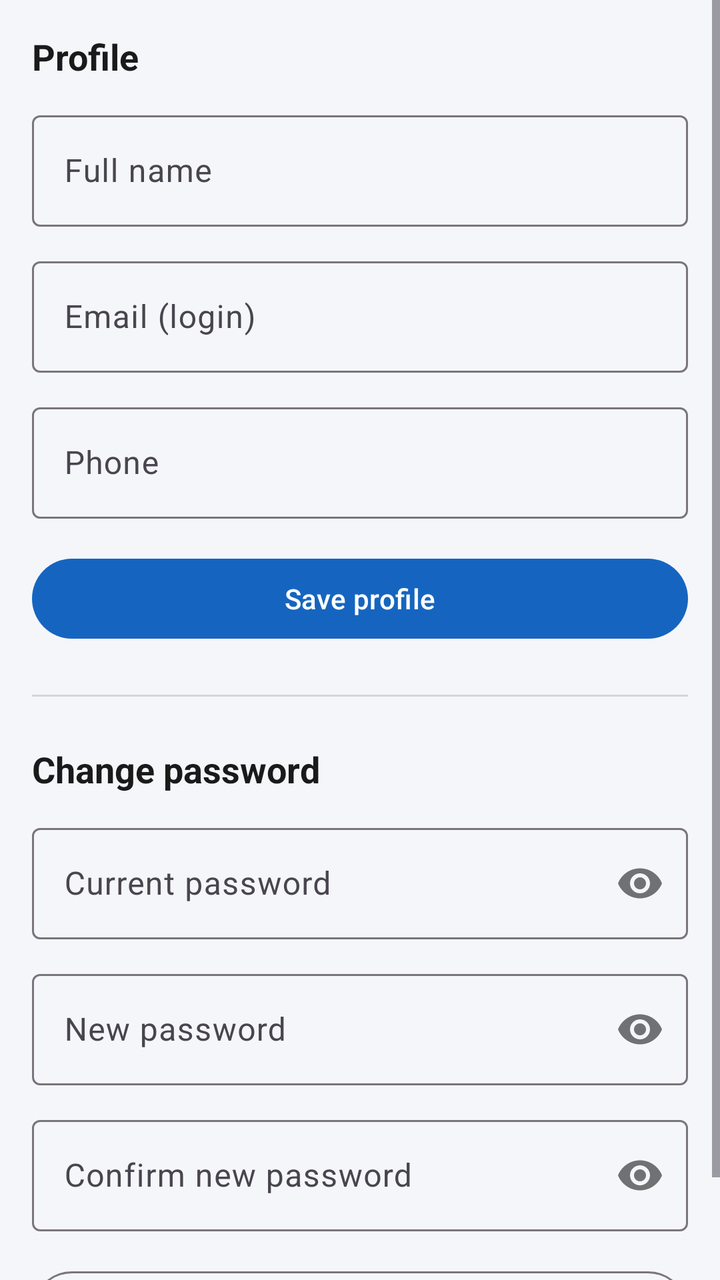
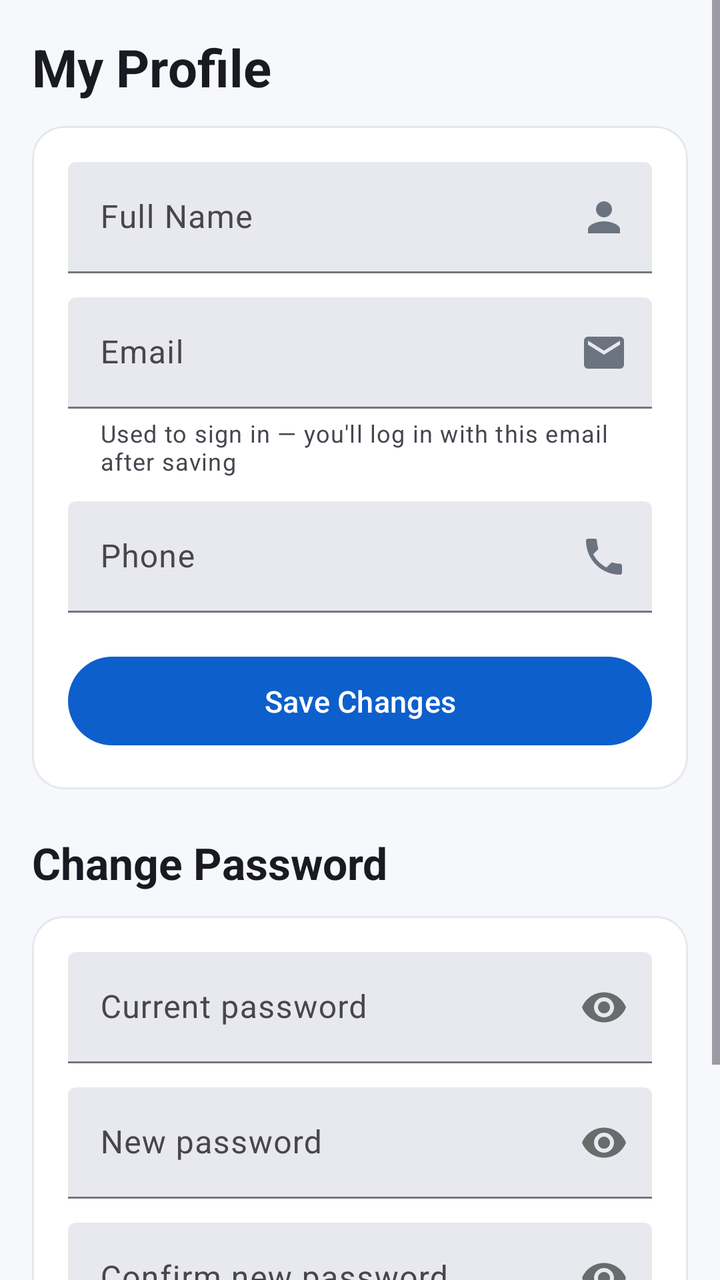

Screens rendered from an Android XML layout before and after an edit, with the pre-edit source and the edit as a unified diff.
<!-- AndroidManifest.xml: application theme Theme.SalesApp -->
<!-- res/layout/fragment_profile.xml -->
<?xml version="1.0" encoding="utf-8"?>
<ScrollView xmlns:android="http://schemas.android.com/apk/res/android"
    xmlns:app="http://schemas.android.com/apk/res-auto"
    android:layout_width="match_parent"
    android:layout_height="match_parent"
    android:background="@color/bg">

    <LinearLayout
        android:layout_width="match_parent"
        android:layout_height="wrap_content"
        android:orientation="vertical"
        android:padding="16dp">

        <TextView
            android:layout_width="wrap_content"
            android:layout_height="wrap_content"
            android:text="Profile"
            android:textStyle="bold"
            android:textSize="18sp"
            android:textColor="@color/text_primary" />

        <com.google.android.material.textfield.TextInputLayout
            style="@style/Widget.Material3.TextInputLayout.OutlinedBox"
            android:layout_width="match_parent"
            android:layout_height="wrap_content"
            android:layout_marginTop="12dp"
            android:hint="Full name">
            <com.google.android.material.textfield.TextInputEditText
                android:id="@+id/etFullName"
                android:layout_width="match_parent"
                android:layout_height="wrap_content"
                android:inputType="textPersonName" />
        </com.google.android.material.textfield.TextInputLayout>

        <com.google.android.material.textfield.TextInputLayout
            style="@style/Widget.Material3.TextInputLayout.OutlinedBox"
            android:layout_width="match_parent"
            android:layout_height="wrap_content"
            android:layout_marginTop="12dp"
            android:hint="Email (login)">
            <com.google.android.material.textfield.TextInputEditText
                android:id="@+id/etEmail"
                android:layout_width="match_parent"
                android:layout_height="wrap_content"
                android:inputType="textEmailAddress" />
        </com.google.android.material.textfield.TextInputLayout>

        <com.google.android.material.textfield.TextInputLayout
            style="@style/Widget.Material3.TextInputLayout.OutlinedBox"
            android:layout_width="match_parent"
            android:layout_height="wrap_content"
            android:layout_marginTop="12dp"
            android:hint="Phone">
            <com.google.android.material.textfield.TextInputEditText
                android:id="@+id/etPhone"
                android:layout_width="match_parent"
                android:layout_height="wrap_content"
                android:inputType="phone" />
        </com.google.android.material.textfield.TextInputLayout>

        <com.google.android.material.button.MaterialButton
            android:id="@+id/btnSaveProfile"
            android:layout_width="match_parent"
            android:layout_height="wrap_content"
            android:layout_marginTop="16dp"
            android:text="Save profile" />

        <View
            android:layout_width="match_parent"
            android:layout_height="1dp"
            android:layout_marginVertical="24dp"
            android:background="#22000000" />

        <TextView
            android:layout_width="wrap_content"
            android:layout_height="wrap_content"
            android:text="Change password"
            android:textStyle="bold"
            android:textSize="18sp"
            android:textColor="@color/text_primary" />

        <com.google.android.material.textfield.TextInputLayout
            style="@style/Widget.Material3.TextInputLayout.OutlinedBox"
            android:layout_width="match_parent"
            android:layout_height="wrap_content"
            android:layout_marginTop="12dp"
            app:passwordToggleEnabled="true"
            android:hint="Current password">
            <com.google.android.material.textfield.TextInputEditText
                android:id="@+id/etCurrent"
                android:layout_width="match_parent"
                android:layout_height="wrap_content"
                android:inputType="textPassword" />
        </com.google.android.material.textfield.TextInputLayout>

        <com.google.android.material.textfield.TextInputLayout
            style="@style/Widget.Material3.TextInputLayout.OutlinedBox"
            android:layout_width="match_parent"
            android:layout_height="wrap_content"
            android:layout_marginTop="12dp"
            app:passwordToggleEnabled="true"
            android:hint="New password">
            <com.google.android.material.textfield.TextInputEditText
                android:id="@+id/etNew"
                android:layout_width="match_parent"
                android:layout_height="wrap_content"
                android:inputType="textPassword" />
        </com.google.android.material.textfield.TextInputLayout>

        <com.google.android.material.textfield.TextInputLayout
            style="@style/Widget.Material3.TextInputLayout.OutlinedBox"
            android:layout_width="match_parent"
            android:layout_height="wrap_content"
            android:layout_marginTop="12dp"
            app:passwordToggleEnabled="true"
            android:hint="Confirm new password">
            <com.google.android.material.textfield.TextInputEditText
                android:id="@+id/etConfirm"
                android:layout_width="match_parent"
                android:layout_height="wrap_content"
                android:inputType="textPassword" />
        </com.google.android.material.textfield.TextInputLayout>

        <com.google.android.material.button.MaterialButton
            android:id="@+id/btnChangePassword"
            style="@style/Widget.Material3.Button.OutlinedButton"
            android:layout_width="match_parent"
            android:layout_height="wrap_content"
            android:layout_marginTop="16dp"
            android:text="Change password" />
    </LinearLayout>
</ScrollView>
<!-- resources referenced by this layout -->
<resources>
  <color name="bg">#FFF5F6FA</color>
  <color name="text_primary">#FF1A1A1A</color>
  <style name="Theme.SalesApp" parent="Theme.Material3.DayNight.NoActionBar">
          <item name="colorPrimary">@color/primary</item>
          <item name="colorPrimaryDark">@color/primary_dark</item>
          <item name="colorPrimaryVariant">@color/primary_variant</item>
          <item name="colorOnPrimary">@color/white</item>
          <item name="colorSecondary">@color/accent</item>
          <item name="colorOnSecondary">@color/white</item>
          <item name="android:statusBarColor">@color/primary_dark</item>
          <item name="android:windowBackground">@color/bg</item>
      </style>
  <color name="primary">#1565C0</color>
  <color name="primary_dark">#0D47A1</color>
  <color name="accent">#FF6D00</color>
  <!-- unchanged entries left out for length: 2 -->
</resources>

<!-- the commit's change to res/layout/fragment_profile.xml (unified diff, before → after) -->
@@ -12,121 +12,164 @@
         android:padding="16dp">
 
         <TextView
+            style="@style/Text.PageTitle"
             android:layout_width="wrap_content"
             android:layout_height="wrap_content"
-            android:text="Profile"
-            android:textStyle="bold"
-            android:textSize="18sp"
-            android:textColor="@color/text_primary" />
+            android:text="My Profile" />
 
-        <com.google.android.material.textfield.TextInputLayout
-            style="@style/Widget.Material3.TextInputLayout.OutlinedBox"
+        <com.google.android.material.card.MaterialCardView
             android:layout_width="match_parent"
             android:layout_height="wrap_content"
             android:layout_marginTop="12dp"
-            android:hint="Full name">
-            <com.google.android.material.textfield.TextInputEditText
-                android:id="@+id/etFullName"
+            app:cardBackgroundColor="@color/surface"
+            app:cardCornerRadius="16dp"
+            app:cardElevation="0dp"
+            app:strokeColor="@color/divider"
+            app:strokeWidth="1dp">
+
+            <LinearLayout
                 android:layout_width="match_parent"
                 android:layout_height="wrap_content"
-                android:inputType="textPersonName" />
-        </com.google.android.material.textfield.TextInputLayout>
+                android:orientation="vertical"
+                android:padding="18dp">
 
-        <com.google.android.material.textfield.TextInputLayout
-            style="@style/Widget.Material3.TextInputLayout.OutlinedBox"
+                <com.google.android.material.textfield.TextInputLayout
+                    style="@style/Widget.Material3.TextInputLayout.FilledBox"
+                    android:layout_width="match_parent"
+                    android:layout_height="wrap_content"
+                    app:boxBackgroundColor="@color/field_grey"
+                    app:endIconMode="custom"
+                    app:endIconDrawable="@drawable/ic_profile"
+                    app:endIconTint="@color/text_secondary"
+                    android:hint="Full Name">
+                    <com.google.android.material.textfield.TextInputEditText
+                        android:id="@+id/etFullName"
+                        android:layout_width="match_parent"
+                        android:layout_height="wrap_content"
+                        android:inputType="textPersonName" />
+                </com.google.android.material.textfield.TextInputLayout>
+
+                <com.google.android.material.textfield.TextInputLayout
+                    style="@style/Widget.Material3.TextInputLayout.FilledBox"
+                    android:layout_width="match_parent"
+                    android:layout_height="wrap_content"
+                    android:layout_marginTop="12dp"
+                    app:boxBackgroundColor="@color/field_grey"
+                    app:endIconMode="custom"
+                    app:endIconDrawable="@drawable/ic_email"
+                    app:endIconTint="@color/text_secondary"
+                    app:helperText="Used to sign in — you'll log in with this email after saving"
+                    android:hint="Email">
+                    <com.google.android.material.textfield.TextInputEditText
+                        android:id="@+id/etEmail"
+                        android:layout_width="match_parent"
+                        android:layout_height="wrap_content"
+                        android:inputType="textEmailAddress" />
+                </com.google.android.material.textfield.TextInputLayout>
+
+                <com.google.android.material.textfield.TextInputLayout
+                    style="@style/Widget.Material3.TextInputLayout.FilledBox"
+                    android:layout_width="match_parent"
+                    android:layout_height="wrap_content"
+                    android:layout_marginTop="12dp"
+                    app:boxBackgroundColor="@color/field_grey"
+                    app:endIconMode="custom"
+                    app:endIconDrawable="@drawable/ic_phone"
+                    app:endIconTint="@color/text_secondary"
+                    android:hint="Phone">
+                    <com.google.android.material.textfield.TextInputEditText
+                        android:id="@+id/etPhone"
+                        android:layout_width="match_parent"
+                        android:layout_height="wrap_content"
+                        android:inputType="phone" />
+                </com.google.android.material.textfield.TextInputLayout>
+
+                <com.google.android.material.button.MaterialButton
+                    android:id="@+id/btnSaveProfile"
+                    style="@style/Widget.SalesApp.Button"
+                    android:layout_width="match_parent"
+                    android:layout_height="wrap_content"
+                    android:layout_marginTop="18dp"
+                    android:text="Save Changes" />
+            </LinearLayout>
+        </com.google.android.material.card.MaterialCardView>
+
+        <TextView
+            style="@style/Text.PageTitle"
+            android:layout_width="wrap_content"
+            android:layout_height="wrap_content"
+            android:layout_marginTop="22dp"
+            android:textSize="22sp"
+            android:text="Change Password" />
+
+        <com.google.android.material.card.MaterialCardView
             android:layout_width="match_parent"
             android:layout_height="wrap_content"
             android:layout_marginTop="12dp"
-            android:hint="Email (login)">
-            <com.google.android.material.textfield.TextInputEditText
-                android:id="@+id/etEmail"
+            app:cardBackgroundColor="@color/surface"
+            app:cardCornerRadius="16dp"
+            app:cardElevation="0dp"
+            app:strokeColor="@color/divider"
+            app:strokeWidth="1dp">
+
+            <LinearLayout
                 android:layout_width="match_parent"
                 android:layout_height="wrap_content"
-                android:inputType="textEmailAddress" />
-        </com.google.android.material.textfield.TextInputLayout>
+                android:orientation="vertical"
+                android:padding="18dp">
 
-        <com.google.android.material.textfield.TextInputLayout
-            style="@style/Widget.Material3.TextInputLayout.OutlinedBox"
-            android:layout_width="match_parent"
-            android:layout_height="wrap_content"
-            android:layout_marginTop="12dp"
-            android:hint="Phone">
-            <com.google.android.material.textfield.TextInputEditText
-                android:id="@+id/etPhone"
-                android:layout_width="match_parent"
-                android:layout_height="wrap_content"
-                android:inputType="phone" />
-        </com.google.android.material.textfield.TextInputLayout>
+                <com.google.android.material.textfield.TextInputLayout
+                    style="@style/Widget.Material3.TextInputLayout.FilledBox"
+                    android:layout_width="match_parent"
+                    android:layout_height="wrap_content"
+                    app:boxBackgroundColor="@color/field_grey"
+                    app:passwordToggleEnabled="true"
+                    android:hint="Current password">
+                    <com.google.android.material.textfield.TextInputEditText
+                        android:id="@+id/etCurrent"
+                        android:layout_width="match_parent"
+                        android:layout_height="wrap_content"
+                        android:inputType="textPassword" />
+                </com.google.android.material.textfield.TextInputLayout>
 
-        <com.google.android.material.button.MaterialButton
-            android:id="@+id/btnSaveProfile"
-            android:layout_width="match_parent"
-            android:layout_height="wrap_content"
-            android:layout_marginTop="16dp"
-            android:text="Save profile" />
+                <com.google.android.material.textfield.TextInputLayout
+                    style="@style/Widget.Material3.TextInputLayout.FilledBox"
+                    android:layout_width="match_parent"
+                    android:layout_height="wrap_content"
+                    android:layout_marginTop="12dp"
+                    app:boxBackgroundColor="@color/field_grey"
+                    app:passwordToggleEnabled="true"
+                    android:hint="New password">
+                    <com.google.android.material.textfield.TextInputEditText
+                        android:id="@+id/etNew"
+                        android:layout_width="match_parent"
+                        android:layout_height="wrap_content"
+                        android:inputType="textPassword" />
+                </com.google.android.material.textfield.TextInputLayout>
 
-        <View
-            android:layout_width="match_parent"
-            android:layout_height="1dp"
-            android:layout_marginVertical="24dp"
-            android:background="#22000000" />
+                <com.google.android.material.textfield.TextInputLayout
+                    style="@style/Widget.Material3.TextInputLayout.FilledBox"
+                    android:layout_width="match_parent"
+                    android:layout_height="wrap_content"
+                    android:layout_marginTop="12dp"
+                    app:boxBackgroundColor="@color/field_grey"
+                    app:passwordToggleEnabled="true"
+                    android:hint="Confirm new password">
+                    <com.google.android.material.textfield.TextInputEditText
+                        android:id="@+id/etConfirm"
+                        android:layout_width="match_parent"
+                        android:layout_height="wrap_content"
+                        android:inputType="textPassword" />
+                </com.google.android.material.textfield.TextInputLayout>
 
-        <TextView
-            android:layout_width="wrap_content"
-            android:layout_height="wrap_content"
-            android:text="Change password"
-            android:textStyle="bold"
-            android:textSize="18sp"
-            android:textColor="@color/text_primary" />
-
-        <com.google.android.material.textfield.TextInputLayout
-            style="@style/Widget.Material3.TextInputLayout.OutlinedBox"
-            android:layout_width="match_parent"
-            android:layout_height="wrap_content"
-            android:layout_marginTop="12dp"
-            app:passwordToggleEnabled="true"
-            android:hint="Current password">
-            <com.google.android.material.textfield.TextInputEditText
-                android:id="@+id/etCurrent"
-                android:layout_width="match_parent"
-                android:layout_height="wrap_content"
-                android:inputType="textPassword" />
-        </com.google.android.material.textfield.TextInputLayout>
-
-        <com.google.android.material.textfield.TextInputLayout
-            style="@style/Widget.Material3.TextInputLayout.OutlinedBox"
-            android:layout_width="match_parent"
-            android:layout_height="wrap_content"
-            android:layout_marginTop="12dp"
-            app:passwordToggleEnabled="true"
-            android:hint="New password">
-            <com.google.android.material.textfield.TextInputEditText
-                android:id="@+id/etNew"
-                android:layout_width="match_parent"
-                android:layout_height="wrap_content"
-                android:inputType="textPassword" />
-        </com.google.android.material.textfield.TextInputLayout>
-
-        <com.google.android.material.textfield.TextInputLayout
-            style="@style/Widget.Material3.TextInputLayout.OutlinedBox"
-            android:layout_width="match_parent"
-            android:layout_height="wrap_content"
-            android:layout_marginTop="12dp"
-            app:passwordToggleEnabled="true"
-            android:hint="Confirm new password">
-            <com.google.android.material.textfield.TextInputEditText
-                android:id="@+id/etConfirm"
-                android:layout_width="match_parent"
-                android:layout_height="wrap_content"
-                android:inputType="textPassword" />
-        </com.google.android.material.textfield.TextInputLayout>
-
-        <com.google.android.material.button.MaterialButton
-            android:id="@+id/btnChangePassword"
-            style="@style/Widget.Material3.Button.OutlinedButton"
-            android:layout_width="match_parent"
-            android:layout_height="wrap_content"
-            android:layout_marginTop="16dp"
-            android:text="Change password" />
+                <com.google.android.material.button.MaterialButton
+                    android:id="@+id/btnChangePassword"
+                    style="@style/Widget.SalesApp.Button.Outlined"
+                    android:layout_width="match_parent"
+                    android:layout_height="wrap_content"
+                    android:layout_marginTop="16dp"
+                    android:text="Change password" />
+            </LinearLayout>
+        </com.google.android.material.card.MaterialCardView>
     </LinearLayout>
 </ScrollView>
<!-- resource entries referenced after the edit -->
@@ -1,20 +1,77 @@
 <!-- resources referenced by this layout -->
 <resources>
-  <color name="bg">#FFF5F6FA</color>
-  <color name="text_primary">#FF1A1A1A</color>
-  <style name="Theme.SalesApp" parent="Theme.Material3.DayNight.NoActionBar">
+  <color name="bg">#FFF7F8FC</color>
+  <color name="divider">#FFE4E7EC</color>
+  <color name="field_grey">#FFE7E9EE</color>
+  <color name="surface">#FFFFFFFF</color>
+  <color name="text_secondary">#FF6B7280</color>
+  <!-- drawable ic_email (drawable) -->
+  <vector xmlns:android="http://schemas.android.com/apk/res/android"
+      android:width="24dp" android:height="24dp" android:viewportWidth="24" android:viewportHeight="24"
+      android:tint="@color/text_secondary">
+      <path android:fillColor="@android:color/white" android:pathData="M20,4H4c-1.1,0 -1.99,0.9 -1.99,2L2,18c0,1.1 0.9,2 2,2h16c1.1,0 2,-0.9 2,-2V6c0,-1.1 -0.9,-2 -2,-2zM20,8l-8,5 -8,-5V6l8,5 8,-5v2z"/>
+  </vector>
+  <!-- drawable ic_phone (drawable) -->
+  <vector xmlns:android="http://schemas.android.com/apk/res/android"
+      android:width="24dp" android:height="24dp" android:viewportWidth="24" android:viewportHeight="24"
+      android:tint="@color/text_secondary">
+      <path android:fillColor="@android:color/white" android:pathData="M6.62,10.79c1.44,2.83 3.76,5.14 6.59,6.59l2.2,-2.2c0.27,-0.27 0.67,-0.36 1.02,-0.24 1.12,0.37 2.33,0.57 3.57,0.57 0.55,0 1,0.45 1,1V20c0,0.55 -0.45,1 -1,1 -9.39,0 -17,-7.61 -17,-17 0,-0.55 0.45,-1 1,-1h3.5c0.55,0 1,0.45 1,1 0,1.25 0.2,2.45 0.57,3.57 0.11,0.35 0.03,0.74 -0.25,1.02l-2.2,2.2z"/>
+  </vector>
+  <!-- drawable ic_profile (drawable) -->
+  <vector xmlns:android="http://schemas.android.com/apk/res/android"
+      android:width="24dp" android:height="24dp" android:viewportWidth="24" android:viewportHeight="24"
+      android:tint="@color/text_primary">
+      <path android:fillColor="@android:color/white" android:pathData="M12,12c2.21,0 4,-1.79 4,-4s-1.79,-4 -4,-4 -4,1.79 -4,4 1.79,4 4,4zM12,14c-2.67,0 -8,1.34 -8,4v2h16v-2c0,-2.66 -5.33,-4 -8,-4z"/>
+  </vector>
+  <style name="Text.PageTitle" parent="TextAppearance.Material3.HeadlineSmall">
+          <item name="android:textColor">@color/text_primary</item>
+          <item name="android:textStyle">bold</item>
+          <item name="android:textSize">26sp</item>
+      </style>
+  <style name="Widget.SalesApp.Button" parent="Widget.Material3.Button">
+          <item name="cornerRadius">28dp</item>
+          <item name="android:paddingVertical">12dp</item>
+          <item name="android:textSize">15sp</item>
+          <item name="android:textAllCaps">false</item>
+          <item name="backgroundTint">@color/primary</item>
+      </style>
+  <style name="Widget.SalesApp.Button.Outlined" parent="Widget.Material3.Button.OutlinedButton">
+          <item name="cornerRadius">28dp</item>
+          <item name="android:textAllCaps">false</item>
+          <item name="android:textColor">@color/primary</item>
+          <item name="strokeColor">@color/divider</item>
+          <item name="iconTint">@color/primary</item>
+      </style>
+  <color name="text_primary">#FF1A1A22</color>
+  <style name="Theme.SalesApp" parent="Theme.Material3.Light.NoActionBar">
           <item name="colorPrimary">@color/primary</item>
           <item name="colorPrimaryDark">@color/primary_dark</item>
           <item name="colorPrimaryVariant">@color/primary_variant</item>
           <item name="colorOnPrimary">@color/white</item>
-          <item name="colorSecondary">@color/accent</item>
+          <item name="colorSecondary">@color/primary</item>
           <item name="colorOnSecondary">@color/white</item>
-          <item name="android:statusBarColor">@color/primary_dark</item>
+          <item name="colorSurface">@color/surface</item>
+          <item name="colorOnSurface">@color/text_primary</item>
+          <item name="android:colorBackground">@color/bg</item>
+          <item name="android:statusBarColor">@color/surface</item>
+          <item name="android:windowLightStatusBar">true</item>
           <item name="android:windowBackground">@color/bg</item>
+          <item name="materialButtonStyle">@style/Widget.SalesApp.Button</item>
+          <item name="floatingActionButtonStyle">@style/Widget.SalesApp.Fab</item>
       </style>
-  <color name="primary">#1565C0</color>
-  <color name="primary_dark">#0D47A1</color>
-  <color name="accent">#FF6D00</color>
+  <color name="primary">#0D5FCC</color>
+  <color name="primary_dark">#0A4CA3</color>
+  <style name="Widget.SalesApp.Fab" parent="Widget.Material3.FloatingActionButton.Primary">
+          <item name="backgroundTint">@color/primary</item>
+          <item name="tint">@color/white</item>
+          <item name="srcCompat">@drawable/ic_add</item>
+      </style>
+  <!-- drawable ic_add (drawable) -->
+  <vector xmlns:android="http://schemas.android.com/apk/res/android"
+      android:width="24dp" android:height="24dp" android:viewportWidth="24" android:viewportHeight="24"
+      android:tint="@color/white">
+      <path android:fillColor="@android:color/white" android:pathData="M19,13h-6v6h-2v-6H5v-2h6V5h2v6h6v2z"/>
+  </vector>
   <!-- unchanged entries left out for length: 2 -->
 </resources>
 
